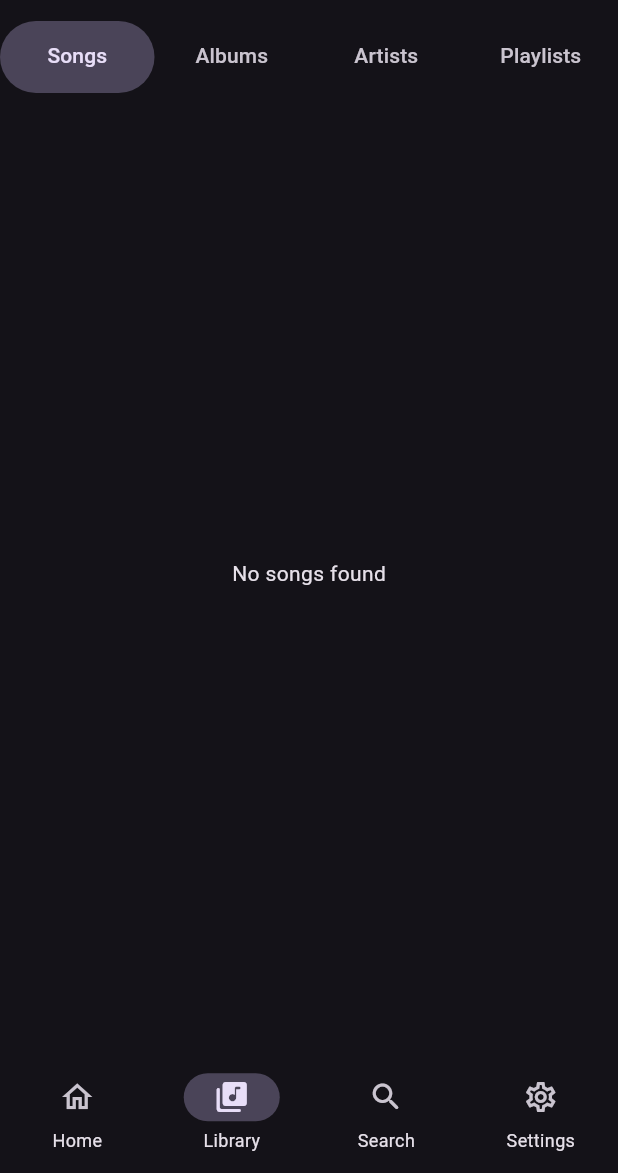
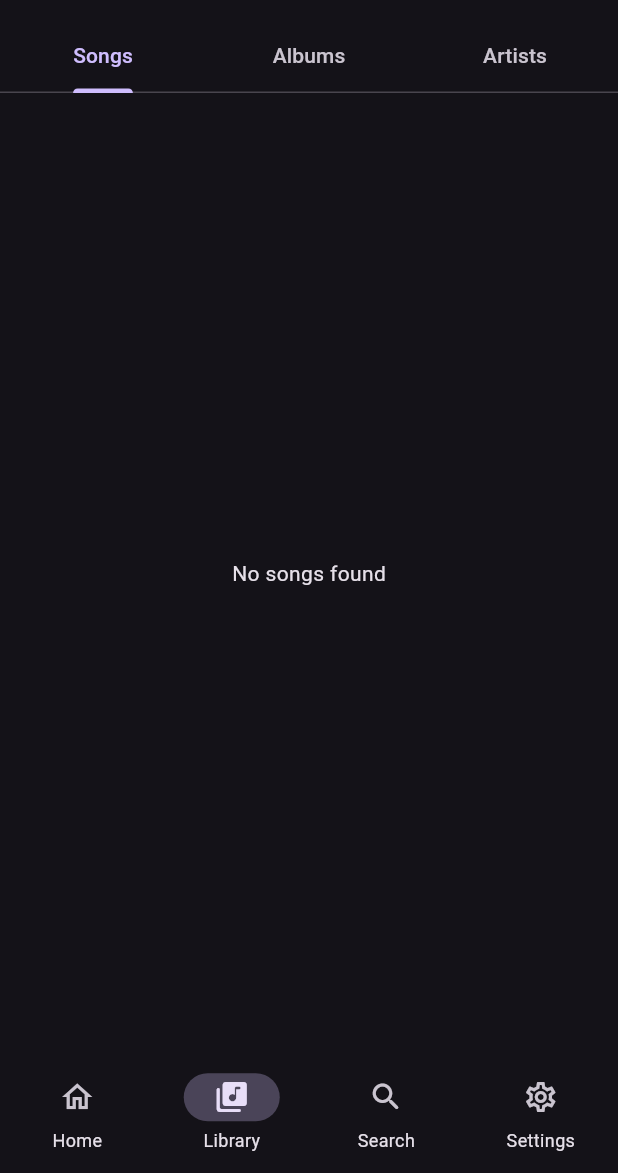
Before and after one commit to Catgirl-meow/melodize, a Flutter app: the MainShell screen opened directly, item 2 of the bottom bar chosen, on a phone screen of 412 x 824 dp, the part 63-1236 px from its top. Run offline on Flutter 3.47's test engine with Material 3 defaults, Android fonts, the phone set to English and light mode, and no system bars; drawn by our look-alikes of dynamic_color; our stand-ins replace audio_service, cached_network_image, dio, drift, flutter_riverpod, just_audio and 1 more; accounts and stored records are empty; generated files the repository leaves out were written again.

Commit message:
v1.4.1 — performance pass, remove playlists tab, revert tab indicator
Performance:
- Library: replace NestedScrollView+SliverAppBar with plain Scaffold+AppBar
  (NestedScrollController overhead was causing tab switch lag)
- Library tabs: AutomaticKeepAliveClientMixin on all three tabs — state and
  data survive tab switches, no re-query on return
- Library: RepaintBoundary on each SongTile and album card (own raster layer)
- Queue: select() on sequenceStateStreamProvider — only rebuilds when sequence
  or currentIndex changes, not on loop/shuffle state emissions
- Queue: proxyDecorator pass-through, cacheExtent 200, RepaintBoundary per item
- Queue: RepaintBoundary wrapper in showModalBottomSheet builder

UI:
- Library tab bar: revert to default Material 3 underline indicator
- Remove Playlists tab (3 tabs: Songs, Albums, Artists)

Co-Authored-By: Claude Sonnet 4.6 <noreply@anthropic.com>

```diff
--- a/lib/features/library/library_screen.dart
+++ b/lib/features/library/library_screen.dart
@@ -6,7 +6,6 @@ import '../../core/providers.dart';
 import '../../shared/widgets/cover_art_image.dart';
 import '../../shared/widgets/song_tile.dart';
 import 'album_detail_screen.dart';
-import 'playlist_detail_screen.dart';
 
 // ---------------------------------------------------------------------------
 // Song sorting
@@ -93,7 +92,7 @@ List<Album> _applyAlbumSort(List<Album> albums, _AlbumSort sort, bool ascending)
         if (a.year == null && b.year == null) return 0;
         if (a.year == null) return 1;
         if (b.year == null) return -1;
-        return b.year!.compareTo(a.year!); // newest first by default
+        return b.year!.compareTo(a.year!);
       });
     case _AlbumSort.songCount:
       list.sort((a, b) => b.songCount.compareTo(a.songCount));
@@ -109,41 +108,26 @@ class LibraryScreen extends ConsumerWidget {
 
   @override
   Widget build(BuildContext context, WidgetRef ref) {
-    final scheme = Theme.of(context).colorScheme;
+    // Plain Scaffold + AppBar is much lighter than NestedScrollView +
+    // SliverAppBar when the app bar is always pinned anyway.
     return DefaultTabController(
-      length: 4,
-      child: NestedScrollView(
-        headerSliverBuilder: (context, __) => [
-          SliverAppBar(
-            pinned: true,
-            backgroundColor: scheme.surface,
-            surfaceTintColor: Colors.transparent,
+      length: 3,
+      child: Scaffold(
+        appBar: AppBar(
           title: const Text('Library'),
-            bottom: TabBar(
-              splashBorderRadius: BorderRadius.circular(50),
-              indicatorSize: TabBarIndicatorSize.tab,
-              indicator: BoxDecoration(
-                borderRadius: BorderRadius.circular(50),
-                color: scheme.secondaryContainer,
-              ),
-              labelColor: scheme.onSecondaryContainer,
-              unselectedLabelColor: scheme.onSurfaceVariant,
-              dividerColor: Colors.transparent,
-              tabs: const [
+          bottom: const TabBar(
+            tabs: [
               Tab(text: 'Songs'),
               Tab(text: 'Albums'),
               Tab(text: 'Artists'),
-                Tab(text: 'Playlists'),
             ],
           ),
         ),
-        ],
         body: const TabBarView(
           children: [
-            _SongsTab(),
-            _AlbumsTab(),
-            _ArtistsTab(),
-            _PlaylistsTab(),
+            RepaintBoundary(child: _SongsTab()),
+            RepaintBoundary(child: _AlbumsTab()),
+            RepaintBoundary(child: _ArtistsTab()),
           ],
         ),
       ),
@@ -160,9 +144,13 @@ class _SongsTab extends ConsumerStatefulWidget {
   ConsumerState<_SongsTab> createState() => _SongsTabState();
 }
 
-class _SongsTabState extends ConsumerState<_SongsTab> {
+class _SongsTabState extends ConsumerState<_SongsTab>
+    with AutomaticKeepAliveClientMixin {
   _SongSort _sort = _SongSort.name;
   bool _ascending = true;
+
+  @override
+  bool get wantKeepAlive => true;
 
   void _showSortSheet(BuildContext context) {
     final scheme = Theme.of(context).colorScheme;
@@ -217,6 +205,7 @@ class _SongsTabState extends ConsumerState<_SongsTab> {
 
   @override
   Widget build(BuildContext context) {
+    super.build(context); // required by AutomaticKeepAliveClientMixin
     final songsAsync = ref.watch(allSongsProvider);
     final scheme = Theme.of(context).colorScheme;
 
@@ -263,12 +252,14 @@ class _SongsTabState extends ConsumerState<_SongsTab> {
             ),
             SliverList(
               delegate: SliverChildBuilderDelegate(
-                (_, i) => SongTile(
+                (_, i) => RepaintBoundary(
+                  child: SongTile(
                     song: songs[i],
                     showAlbum: true,
                     onTap: () => ref
                         .read(audioHandlerNotifierProvider)
                         ?.loadQueue(songs, startIndex: i),
+                  ),
                 ),
                 childCount: songs.length,
               ),
@@ -289,9 +280,13 @@ class _AlbumsTab extends ConsumerStatefulWidget {
   ConsumerState<_AlbumsTab> createState() => _AlbumsTabState();
 }
 
-class _AlbumsTabState extends ConsumerState<_AlbumsTab> {
+class _AlbumsTabState extends ConsumerState<_AlbumsTab>
+    with AutomaticKeepAliveClientMixin {
   _AlbumSort _sort = _AlbumSort.name;
   bool _ascending = true;
+
+  @override
+  bool get wantKeepAlive => true;
 
   void _showSortSheet(BuildContext context) {
     final scheme = Theme.of(context).colorScheme;
@@ -346,6 +341,7 @@ class _AlbumsTabState extends ConsumerState<_AlbumsTab> {
 
   @override
   Widget build(BuildContext context) {
+    super.build(context);
     final albumsAsync = ref.watch(allAlbumsProvider);
     final scheme = Theme.of(context).colorScheme;
 
@@ -393,7 +389,8 @@ class _AlbumsTabState extends ConsumerState<_AlbumsTab> {
                 delegate: SliverChildBuilderDelegate(
                   (_, i) {
                     final album = albums[i];
-                    return InkWell(
+                    return RepaintBoundary(
+                      child: InkWell(
                         borderRadius: BorderRadius.circular(12),
                         onTap: () => Navigator.push(
                           context,
@@ -413,7 +410,8 @@ class _AlbumsTabState extends ConsumerState<_AlbumsTab> {
                             ),
                             const SizedBox(height: 6),
                             Padding(
-                            padding: const EdgeInsets.symmetric(horizontal: 4),
+                              padding:
+                                  const EdgeInsets.symmetric(horizontal: 4),
                               child: Column(
                                 crossAxisAlignment: CrossAxisAlignment.start,
                                 children: [
@@ -435,7 +433,6 @@ class _AlbumsTabState extends ConsumerState<_AlbumsTab> {
                                   ),
                                   Text(
                                     '${album.songCount} ${album.songCount == 1 ? 'song' : 'songs'}',
-                                  maxLines: 1,
                                     style: TextStyle(
                                         fontSize: 11,
                                         color: scheme.onSurfaceVariant),
@@ -445,6 +442,7 @@ class _AlbumsTabState extends ConsumerState<_AlbumsTab> {
                             ),
                             const SizedBox(height: 4),
                           ],
+                        ),
                       ),
                     );
                   },
@@ -467,11 +465,21 @@ class _AlbumsTabState extends ConsumerState<_AlbumsTab> {
 
 // ---------------------------------------------------------------------------
 
-class _ArtistsTab extends ConsumerWidget {
+class _ArtistsTab extends ConsumerStatefulWidget {
   const _ArtistsTab();
 
   @override
-  Widget build(BuildContext context, WidgetRef ref) {
+  ConsumerState<_ArtistsTab> createState() => _ArtistsTabState();
+}
+
+class _ArtistsTabState extends ConsumerState<_ArtistsTab>
+    with AutomaticKeepAliveClientMixin {
+  @override
+  bool get wantKeepAlive => true;
+
+  @override
+  Widget build(BuildContext context) {
+    super.build(context);
     final artistsAsync = ref.watch(allArtistsProvider);
     return artistsAsync.when(
       loading: () => const Center(child: CircularProgressIndicator()),
@@ -484,7 +492,8 @@ class _ArtistsTab extends ConsumerWidget {
           itemBuilder: (_, i) {
             final artist = artists[i];
             final scheme = Theme.of(context).colorScheme;
-            return ListTile(
+            return RepaintBoundary(
+              child: ListTile(
                 leading: CoverArtImage(
                   coverArtId: artist.coverArt,
                   size: 48,
@@ -500,6 +509,7 @@ class _ArtistsTab extends ConsumerWidget {
                   MaterialPageRoute(
                     builder: (_) => _ArtistDetailScreen(
                         artistId: artist.id, artistName: artist.name),
+                  ),
                 ),
               ),
             );
@@ -536,7 +546,8 @@ class _ArtistDetailScreen extends ConsumerWidget {
           itemBuilder: (_, i) {
             final album = albums[i];
             final scheme = Theme.of(context).colorScheme;
-            return InkWell(
+            return RepaintBoundary(
+              child: InkWell(
                 borderRadius: BorderRadius.circular(12),
                 onTap: () => Navigator.push(
                   context,
@@ -576,6 +587,7 @@ class _ArtistDetailScreen extends ConsumerWidget {
                     const SizedBox(height: 4),
                   ],
                 ),
+              ),
             );
           },
         ),
@@ -583,43 +595,3 @@ class _ArtistDetailScreen extends ConsumerWidget {
     );
   }
 }
-
-// ---------------------------------------------------------------------------
-
-class _PlaylistsTab extends ConsumerWidget {
-  const _PlaylistsTab();
-
-  @override
-  Widget build(BuildContext context, WidgetRef ref) {
-    final playlistsAsync = ref.watch(playlistsProvider);
-    return playlistsAsync.when(
-      loading: () => const Center(child: CircularProgressIndicator()),
-      error: (e, _) => Center(child: Text('$e')),
-      data: (playlists) {
-        if (playlists.isEmpty) {
-          return const Center(child: Text('No playlists'));
-        }
-        return ListView.builder(
-          padding: EdgeInsets.zero,
-          itemCount: playlists.length,
-          itemBuilder: (_, i) {
-            final p = playlists[i];
-            final scheme = Theme.of(context).colorScheme;
-            return ListTile(
-              leading: CoverArtImage(coverArtId: p.coverArt, size: 56),
-              title: Text(p.name),
-              subtitle: Text('${p.songCount} songs',
-                  style: TextStyle(color: scheme.onSurfaceVariant)),
-              onTap: () => Navigator.push(
-                context,
-                MaterialPageRoute(
-                  builder: (_) => PlaylistDetailScreen(playlist: p),
-                ),
-              ),
-            );
-          },
-        );
-      },
-    );
-  }
-}
--- a/lib/features/player/now_playing_screen.dart
+++ b/lib/features/player/now_playing_screen.dart
@@ -214,7 +214,7 @@ class _NowPlayingScreenState extends ConsumerState<NowPlayingScreen>
       isScrollControlled: true,
       backgroundColor: Colors.transparent,
       barrierColor: Colors.transparent,
-      builder: (_) => const QueueScreen(),
+      builder: (_) => const RepaintBoundary(child: QueueScreen()),
     );
   }
 
--- a/pubspec.yaml
+++ b/pubspec.yaml
@@ -1,7 +1,7 @@
 name: melodize
 description: A lossless music player for Navidrome/Subsonic
 publish_to: 'none'
-version: 1.3.19+1
+version: 1.4.1+2
 
 environment:
   sdk: '>=3.0.0 <4.0.0'
```
Also changed, not shown: lib/features/player/queue_screen.dart (+16 -5 lines). Lines whose indentation alone changed are shown as unchanged.
